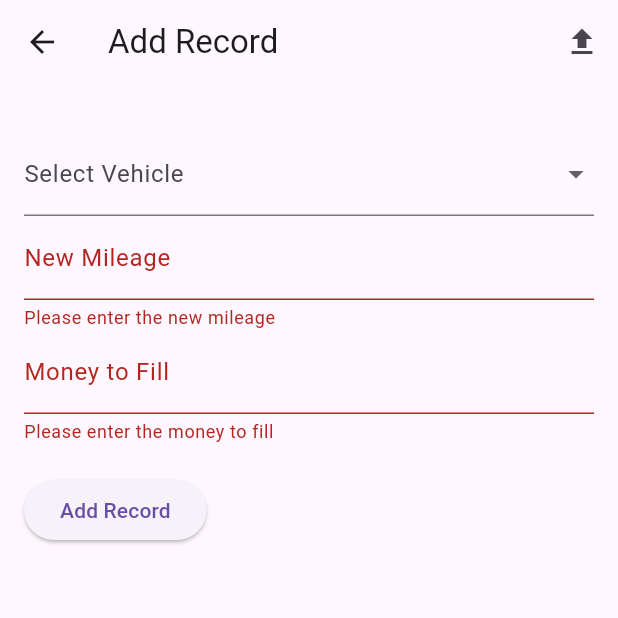
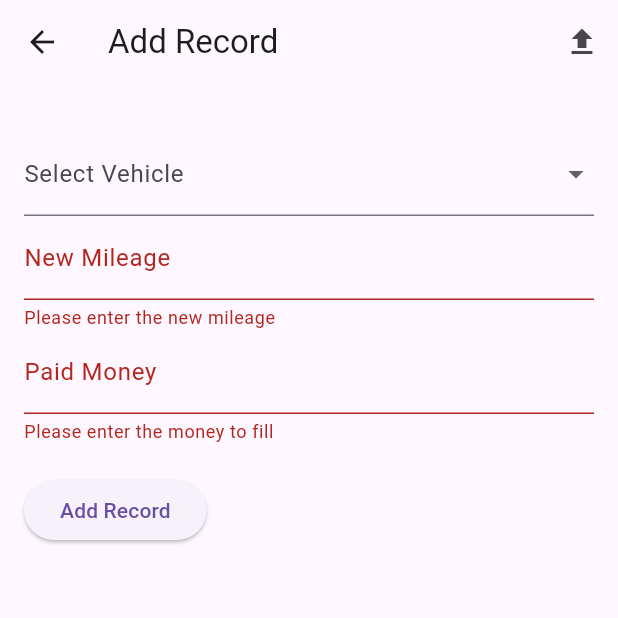
Before and after one commit to blackshushi/petrol_tracker, a Flutter app: the AddRecordPage screen opened directly, after a tap on "Add Record", on a phone screen of 412 x 824 dp, the top half of it. Run offline on Flutter 3.47's test engine with Material 3 defaults, Android fonts, the phone set to English and light mode, and no system bars; our stand-ins replace file_picker, permission_handler, shared_preferences; accounts and stored records are empty.

Commit message:
fix some UI

```diff
--- a/lib/add_record_page.dart
+++ b/lib/add_record_page.dart
@@ -1,9 +1,12 @@
 import 'package:flutter/material.dart';
 import 'vehicle.dart';
 import 'vehicle_record.dart';
+import 'vehicle_details_page.dart';
 
 class AddRecordPage extends StatefulWidget {
-  const AddRecordPage({super.key});
+  const AddRecordPage({super.key, this.vehicle}); // Made vehicle optional
+
+  final Vehicle? vehicle; // Added a field to store the optional vehicle
 
   @override
   _AddRecordPageState createState() => _AddRecordPageState();
@@ -23,6 +26,9 @@ class _AddRecordPageState extends State<AddRecordPage> {
   @override
   void initState() {
     super.initState();
+    if (widget.vehicle != null) {
+      selectedVehicle = widget.vehicle; // Initialize with provided vehicle
+    }
     _loadVehicles();
   }
 
@@ -30,8 +36,8 @@ class _AddRecordPageState extends State<AddRecordPage> {
     final loadedVehicles = await Vehicle.loadAllVehicles();
     setState(() {
       vehicles = List<Vehicle>.from(loadedVehicles); // Create a modifiable copy
-      if (vehicles.isNotEmpty) {
-        selectedVehicle = vehicles.first;
+      if (selectedVehicle == null && vehicles.isNotEmpty) {
+        selectedVehicle = vehicles.first; // Default to the first vehicle if none is selected
       }
     });
   }
@@ -57,23 +63,52 @@ class _AddRecordPageState extends State<AddRecordPage> {
             children: [
               // Latest Mileage Display
               if (selectedVehicle != null)
-                Card(
-                  elevation: 2,
+                Center(
+                  child: GestureDetector(
+                    onTap: () {
+                      Navigator.push(
+                        context,
+                        MaterialPageRoute(
+                          builder: (context) => VehicleDetailPage(vehicle: selectedVehicle!)
+                        ),
+                      );
+                    },
+                  child: Card(
+                    elevation: 4,
+                    shape: RoundedRectangleBorder(
+                      borderRadius: BorderRadius.circular(12),
+                    ),
                     child: Padding(
                       padding: const EdgeInsets.all(16.0),
                       child: Column(
-                      crossAxisAlignment: CrossAxisAlignment.start,
+                        mainAxisSize: MainAxisSize.min,
+                        crossAxisAlignment: CrossAxisAlignment.center,
                         children: [
+                          const Icon(
+                            Icons.directions_car_rounded, // Replace with any symbol/icon you prefer
+                            size: 48,
+                            color: Colors.blueAccent,
+                          ),
+                          const SizedBox(height: 12),
                           Text(
-                          'Selected Vehicle: ${selectedVehicle!.name}',
-                          style: const TextStyle(fontSize: 18, fontWeight: FontWeight.bold),
+                            selectedVehicle!.name,
+                            style: const TextStyle(
+                              fontSize: 20,
+                              fontWeight: FontWeight.bold,
+                            ),
                           ),
                           const SizedBox(height: 8),
                           Text(
-                          'Latest Mileage: ${selectedVehicle!.latestMileage ?? "No records"}',
-                          style: const TextStyle(fontSize: 16, fontWeight: FontWeight.w500),
+                            'Latest Mileage: ${selectedVehicle!.latestMileage ?? "N/A"}',
+                            style: const TextStyle(
+                              fontSize: 16,
+                              fontWeight: FontWeight.w500,
+                              color: Colors.grey,
+                            ),
                           ),
                         ],
+                      ),
+                    ),
                   ),
                 ),
               ),
@@ -165,7 +200,7 @@ class _AddRecordPageState extends State<AddRecordPage> {
               if(!_isAddingNewVehicle) ...[
                 TextFormField(
                   controller: _moneyToFillController,
-                  decoration:const InputDecoration(labelText: 'Money to Fill'),
+                  decoration:const InputDecoration(labelText: 'Paid Money'),
                   keyboardType: TextInputType.number,
                   validator: (value) {
                     if (value == null || value.isEmpty) {
--- a/lib/main.dart
+++ b/lib/main.dart
@@ -136,7 +136,7 @@ class _HomePageState extends State<HomePage> {
                               vehicle.averageKmPerMoney.toStringAsFixed(2),
                               style: const TextStyle(fontWeight: FontWeight.bold, fontSize: 18),
                             ),
-                            const Text('\$/km', style: TextStyle(fontSize: 12)),
+                            const Text('\RM/km', style: TextStyle(fontSize: 12)),
                             Text('Records: ${vehicle.records.length}', style: const TextStyle(fontSize: 10)),
                           ],
                         ),
```
Also changed, not shown: lib/vehicle.dart (+10 -4 lines), lib/vehicle_details_page.dart (+10 -0 lines), 4 other files. Lines whose indentation alone changed are shown as unchanged.
